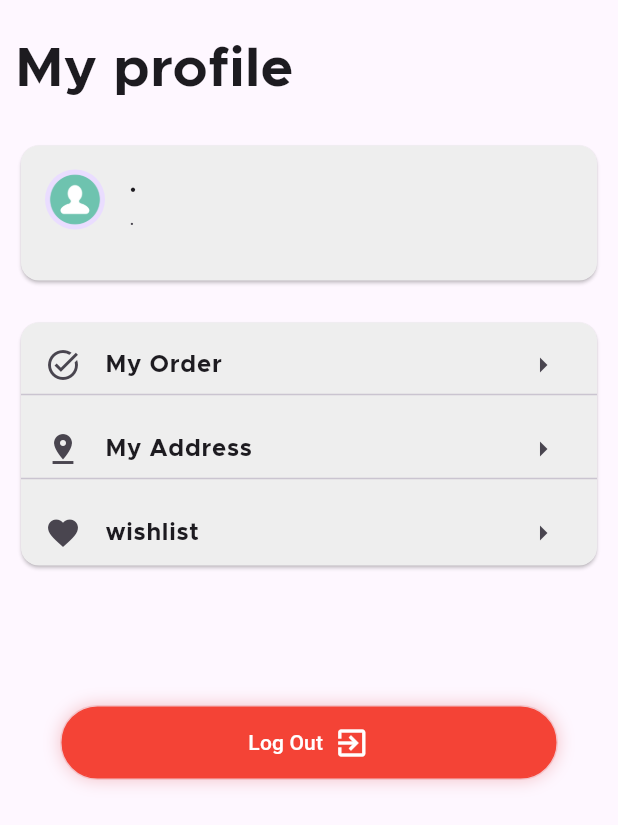
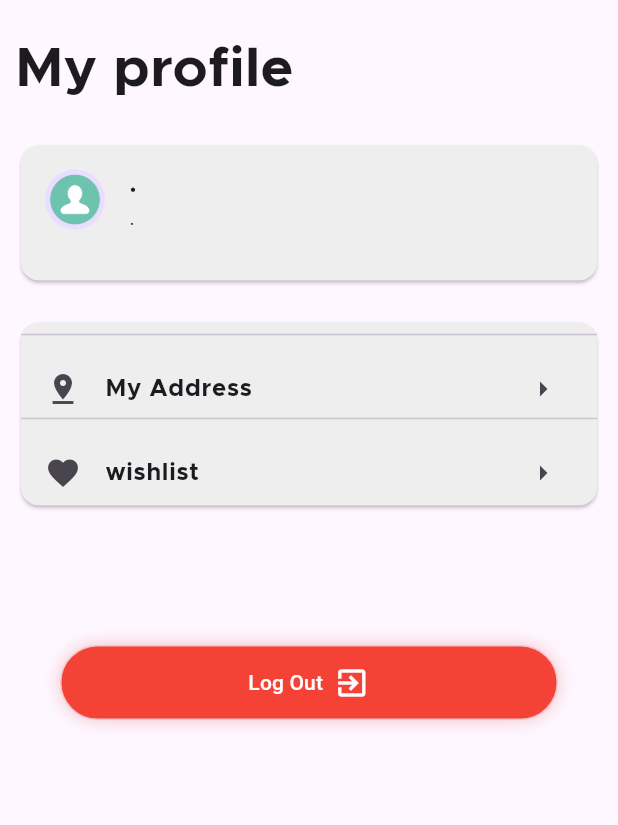
Before and after one commit to mhdju99/Store_app_new, a Flutter app: the UserPage screen opened directly, on a phone screen of 412 x 824 dp. Shown: the top 825 px of the screen. Run offline on Flutter 3.47's test engine with Material 3 defaults, Android fonts, the light colour scheme and no system bars; our stand-ins replace carousel_slider, connectivity_plus, dio, dropdown_button2, flutter_otp_text_field, get and 5 more; missing offline and left inert: dart:ffi, insta_image_viewer; accounts and stored records are empty; network calls fail.

Commit message:
version 10

```diff
--- a/lib/view/screens/UserPage.dart
+++ b/lib/view/screens/UserPage.dart
@@ -62,26 +62,26 @@ class UserPage extends StatelessWidget {
             color: Colors.grey[200],
             child: Column(
               children: [
-                SizedBox(
-                  height: 40,
-                  child: InkWell(
-                    onTap: () {
-                      // Get.to(MyOredr());
-                    },
-                    child: const ListTile(
-                      leading: Icon(Icons.task_alt_sharp),
-                      title: Text(
-                        "My Order",
-                        style: TextStyle(
-                          fontSize: 16,
-                          fontFamily: "Metropolis",
-                          fontWeight: FontWeight.w700,
-                        ),
-                      ),
-                      trailing: Icon(Icons.arrow_right),
-                    ),
-                  ),
-                ),
+                // SizedBox(
+                //   height: 40,
+                //   child: InkWell(
+                //     onTap: () {
+                //       // Get.to(MyOredr());
+                //     },
+                //     child: const ListTile(
+                //       leading: Icon(Icons.task_alt_sharp),
+                //       title: Text(
+                //         "My Order",
+                //         style: TextStyle(
+                //           fontSize: 16,
+                //           fontFamily: "Metropolis",
+                //           fontWeight: FontWeight.w700,
+                //         ),
+                //       ),
+                //       trailing: Icon(Icons.arrow_right),
+                //     ),
+                //   ),
+                // ),
                 const Divider(),
                 InkWell(
                   onTap: () => Get.to(AddressPage()),
--- a/lib/view/screens/succssesPage.dart
+++ b/lib/view/screens/succssesPage.dart
@@ -12,7 +12,7 @@ import 'package:store_app/view/widgets/buttonText.dart';
 class succssesPage extends StatelessWidget {
   succssesPage({super.key});
   AuthenticationManager cc = Get.find();
-  LandingPageController ll = Get.find();
+  LandingPageController ll = Get.put(LandingPageController());
   userController uu = Get.put(userController());
   @override
   Widget build(BuildContext context) {
```
